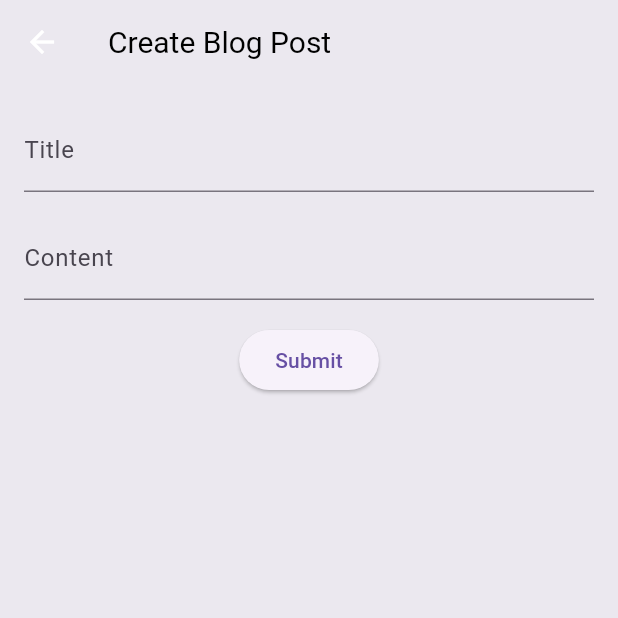
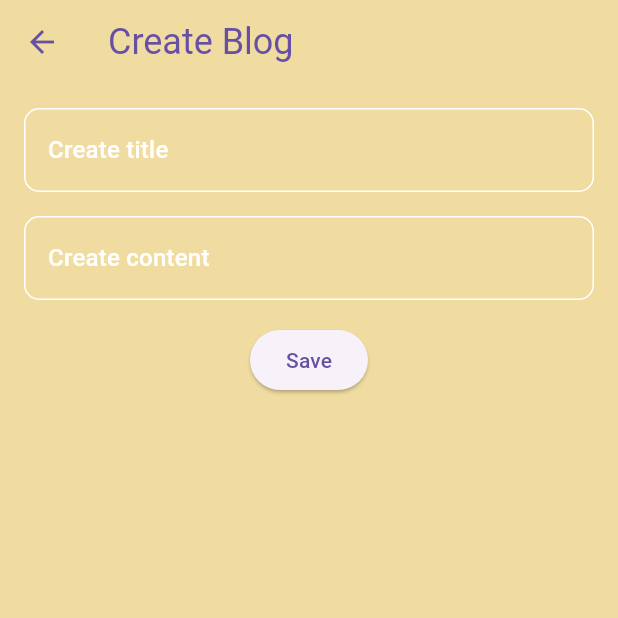
Before and after one commit to beyzayyt/shoou, a Flutter app: the CreateBlogPage screen opened directly with empty values, on a phone screen of 412 x 824 dp, the top half of it. Run offline on Flutter 3.47's test engine with Material 3 defaults, Android fonts, the phone set to English and light mode, and no system bars; our stand-ins replace cloud_firestore, easy_localization, firebase_auth, firebase_core, firebase_storage, flutter_bloc and 5 more; missing offline and left inert: firebase_app_check; accounts and stored records are empty.

Commit message:
Completed first desing.

```diff
--- a/assets/language/en-US.json
+++ b/assets/language/en-US.json
@@ -35,5 +35,8 @@
     "apply": "Apply",
     "goodMorning": "Good Morning",
     "goodAfternoon": "Good Afternoon",
-    "goodEvening": "Good Evening"
+    "goodEvening": "Good Evening",
+    "createBlog": "Create Blog",
+    "createTitle": "Create title",
+    "createContent": "Create content"
 }
--- a/assets/language/tr-TR.json
+++ b/assets/language/tr-TR.json
@@ -40,5 +40,8 @@
         "apply": "Uygula",
         "goodMorning": "Günaydın",
         "goodAfternoon": "İyi Günler",
-        "goodEvening": "İyi Akşamlar"
+        "goodEvening": "İyi Akşamlar",
+        "createBlog": "Blog Oluştur",
+        "createTitle": "Başlık oluştur",
+        "createContent": "İçerik oluştur"
 }
--- a/lib/data/localization/local_keys.dart
+++ b/lib/data/localization/local_keys.dart
@@ -41,5 +41,7 @@ abstract class LocaleKeys {
   static const goodMorning = 'goodMorning';
   static const goodAfternoon = 'goodAfternoon';
   static const goodEvening = 'apply';
-
+  static const createBlog = 'createBlog';
+  static const createTitle = 'createTitle';
+  static const createContent = 'createContent';
 }
--- a/lib/ui/page/home_page.dart
+++ b/lib/ui/page/home_page.dart
@@ -30,6 +30,7 @@ class HomePage extends StatelessWidget {
           child: BlocBuilder<UserShowBlogCubit, UserShowBlogState>(
             builder: (context, stateshowblog) {
               return Scaffold(
+                backgroundColor: const Color.fromARGB(255, 240, 220, 160),
                 appBar: AppBar(
                   forceMaterialTransparency: true,
                   centerTitle: false,
--- a/lib/ui/page/user_account_page.dart
+++ b/lib/ui/page/user_account_page.dart
@@ -33,7 +33,7 @@ class _UserAccountPageState extends State<UserAccountPage> {
   @override
   Widget build(BuildContext context) {
     return Scaffold(
-      backgroundColor: const Color.fromARGB(255, 245, 231, 192),
+      backgroundColor: const Color.fromARGB(255, 240, 220, 160),
       endDrawer: Drawer(
         child: ListView(
           padding: EdgeInsets.zero,
@@ -262,8 +262,15 @@ class CreateBlogPage extends StatelessWidget {
   @override
   Widget build(BuildContext context) {
     return Scaffold(
+      backgroundColor: const Color.fromARGB(255, 240, 220, 160),
       appBar: AppBar(
-        title: const Text('Create Blog Post'),
+        title: Text(LocaleKeys.createBlog.tr(),
+            style: TextStyle(
+              fontSize: 24,
+              color: Theme.of(context).primaryColor,
+            )),
+        forceMaterialTransparency: true,
+        iconTheme: IconThemeData(color: Theme.of(context).primaryColor),
       ),
       body: Padding(
         padding: const EdgeInsets.all(16.0),
@@ -282,21 +289,32 @@ class CreateBlogPage extends StatelessWidget {
               builder: (context, state) {
                 return Column(
                   children: [
-                    TextField(
+                    TextFormField(
+                        maxLines: null,
                         controller: titleController,
-                      decoration: const InputDecoration(
-                        labelText: 'Title',
+                        decoration: InputDecoration(
+                          hintText: LocaleKeys.createTitle.tr(),
+                          hintStyle: Theme.of(context).textTheme.titleMedium!.copyWith(color: Colors.white),
+                          focusedBorder: const UnderlineInputBorder(
+                            borderSide: BorderSide(color: Colors.white),
                           ),
-                    ),
+                          enabledBorder: const OutlineInputBorder(
+                              borderSide: BorderSide(color: Colors.white), borderRadius: BorderRadius.all(Radius.circular(10))),
+                        )),
                     const SizedBox(height: 16.0),
-                    TextField(
+                    TextFormField(
                         controller: contentController,
                         maxLines: null,
                         keyboardType: TextInputType.multiline,
-                      decoration: const InputDecoration(
-                        labelText: 'Content',
+                        decoration: InputDecoration(
+                          hintText: LocaleKeys.createContent.tr(),
+                          hintStyle: Theme.of(context).textTheme.titleMedium!.copyWith(color: Colors.white),
+                          focusedBorder: const UnderlineInputBorder(
+                            borderSide: BorderSide(color: Colors.white),
                           ),
-                    ),
+                          enabledBorder: const OutlineInputBorder(
+                              borderSide: BorderSide(color: Colors.white), borderRadius: BorderRadius.all(Radius.circular(10))),
+                        )),
                     const SizedBox(height: 16.0),
                     ValueListenableBuilder(
                       valueListenable: Hive.box('userprofile').listenable(),
@@ -308,7 +326,7 @@ class CreateBlogPage extends StatelessWidget {
                                 .read<UserAddBlogCubit>()
                                 .addUserBlog(titleController.text.trim(), contentController.text.trim(), userid, userProfilePhoto);
                           },
-                          child: const Text('Submit'),
+                          child: Text(LocaleKeys.save.tr()),
                         );
                       },
                     ),
--- a/lib/ui/view/users_blog_list.dart
+++ b/lib/ui/view/users_blog_list.dart
@@ -41,7 +41,7 @@ class _UsersBlogListState extends State<UserBlogList> {
                         child: Card(
                           shape: RoundedRectangleBorder(borderRadius: BorderRadius.circular(20)),
                           elevation: 2,
-                          color: Color.fromARGB(255, 239, 222, 171),
+                          color: const Color.fromARGB(255, 248, 236, 199),
                           child: Padding(
                             padding: const EdgeInsets.all(8.0),
                             child: Column(
```
Also changed, not shown: lib/ui/page/user_profile_form_page.dart (+23 -11 lines). Lines whose indentation alone changed are shown as unchanged.
